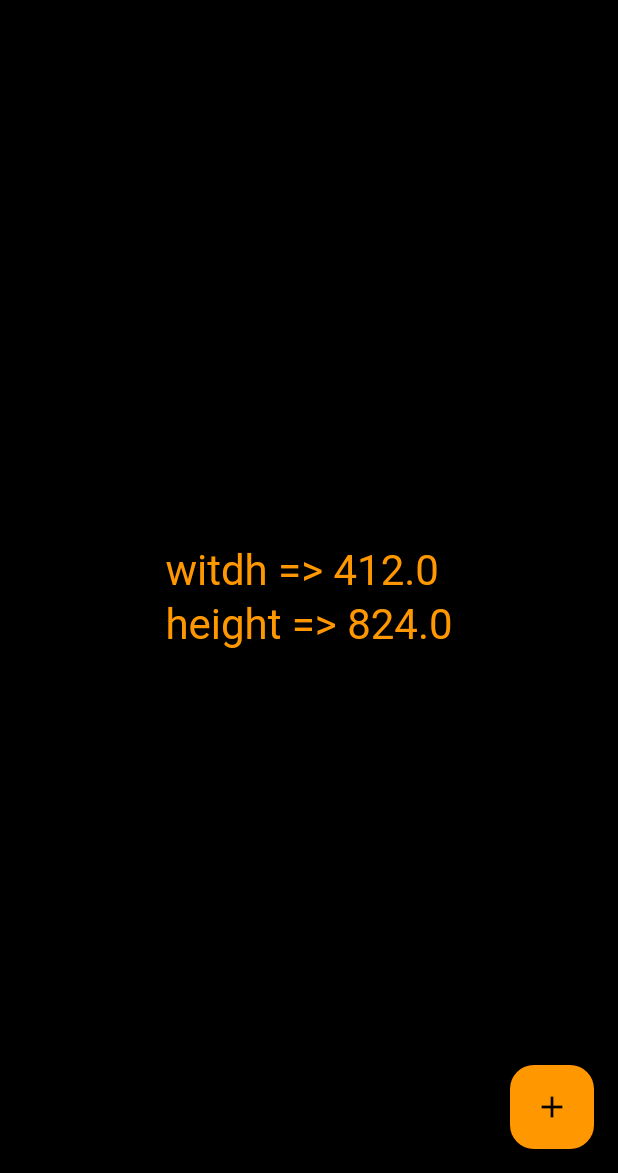
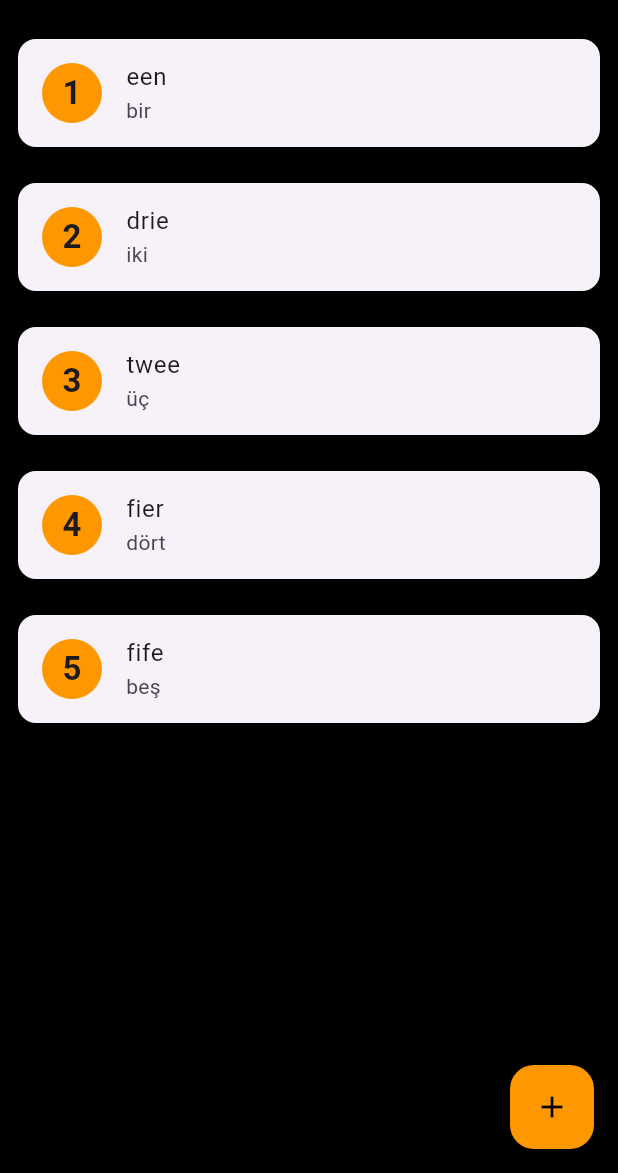
Before and after one commit to yakupbilgen/memorise-dutch-vocabulary, a Flutter app: the screen it shows after launch, after a tap on the "add" icon, on a phone screen of 412 x 824 dp, the part 63-1236 px from its top. Run offline on Flutter 3.47's test engine with Material 2 defaults, Android fonts, the phone set to English and light mode, and no system bars.

Commit message:
loadJson data succed

```diff
--- a/assets/json/vocabulary.json
+++ b/assets/json/vocabulary.json
@@ -1,33 +1,38 @@
 {
     "vocabulary": [
         {
-            "dutch": "1 ik",
-            "english": "I",
-            "turkish": "ben",
+            "id": 1,
+            "dutch": "een",
+            "english": "one",
+            "turkish": "bir",
             "example": "ik kom uit Turkije"
         },
         {
-            "dutch": "2 ik",
-            "english": "I",
-            "turkish": "ben",
+            "id": 2,
+            "dutch": "drie",
+            "english": "two",
+            "turkish": "iki",
             "example": "ik kom uit Turkije"
         },
         {
-            "dutch": "3 ik",
-            "english": "I",
-            "turkish": "ben",
+            "id": 3,
+            "dutch": "twee",
+            "english": "three",
+            "turkish": "üç",
             "example": "ik kom uit Turkije"
         },
         {
-            "dutch": "4 ik",
-            "english": "I",
-            "turkish": "ben",
+            "id": 4,
+            "dutch": "fier",
+            "english": "four",
+            "turkish": "dört",
             "example": "ik kom uit Turkije"
         },
         {
-            "dutch": "5 ik",
-            "english": "I",
-            "turkish": "ben",
+            "id": 5,
+            "dutch": "fife",
+            "english": "five",
+            "turkish": "beş",
             "example": "ik kom uit Turkije"
         }
     ]
--- a/lib/screen/home_screen.dart
+++ b/lib/screen/home_screen.dart
@@ -6,7 +6,6 @@ import 'package:flutter/services.dart';
 import '../constant/app_constant_appbar.dart';
 import '../constant/app_constant_color.dart';
 import '../constant/app_constant_text.dart';
-import '../constant/app_contant_size.dart';
 
 class HomeScren extends StatefulWidget {
   const HomeScren({super.key});
@@ -16,61 +15,59 @@ class HomeScren extends StatefulWidget {
 }
 
 class _HomeScrenState extends State<HomeScren> {
-  late var catalogData;
+  List _myVocabulary = [];
 
-  Future<String> loadData() async {
-    var data = await rootBundle.loadString("assets/json/vocabulary.json");
+  Future<void> readJson() async {
+    var response = await rootBundle.loadString('assets/json/vocabulary.json');
+    final data = await json.decode(response);
+
     setState(() {
-      catalogData = json.decode(data);
+      _myVocabulary = data["vocabulary"];
     });
-    return "success";
   }
 
   @override
   void initState() {
     super.initState();
-    loadData();
+    readJson();
   }
 
   @override
   Widget build(BuildContext context) {
-    final Size deviceSize = MediaQuery.of(context).size;
-
-    var futureBuilder = FutureBuilder(
-        future: loadData(),
-        builder: (context, AsyncSnapshot snapshot) {
-          if (snapshot.connectionState == ConnectionState.waiting) {
-            return const Center(child: CircularProgressIndicator());
-          } else if (snapshot.connectionState == ConnectionState.done) {
-            return Center(
-                child: Text(catalogData.toString(), style: const TextStyle()));
-          } else {
-            return Container();
-          }
-        });
+    //final Size deviceSize = MediaQuery.of(context).size;
 
     return Scaffold(
       appBar: appAppBar(context, AppConstantText.appBarTitle, false, true),
       backgroundColor: AppConstantColor.bgColor,
-      body: Container(
-        padding: const EdgeInsets.only(
-            left: AppConstantSize.defaultPadding,
-            right: AppConstantSize.defaultPadding),
-        child: Center(
-          child: Text(
-              'witdh => ${deviceSize.width}\nheight => ${deviceSize.height}',
-              style: Theme.of(context)
-                  .textTheme
-                  .headline4
-                  ?.copyWith(color: Colors.orange)),
-        ),
-      ),
-      // body: Center(
-      //   child: Text(catalogData.toString()),
-      // ),
+      body: _myVocabulary.isNotEmpty
+          ? ListView.builder(
+              itemCount: _myVocabulary.length,
+              itemBuilder: (context, index) {
+                return Card(
+                  key: ValueKey(_myVocabulary[index]['id']),
+                  margin: const EdgeInsets.all(12.0),
+                  child: ListTile(
+                    leading: CircleAvatar(
+                      backgroundColor: AppConstantColor.iconColor,
+                      child: Text(_myVocabulary[index]["id"].toString(),
+                          style: Theme.of(context)
+                              .textTheme
+                              .headline6
+                              ?.copyWith(fontWeight: FontWeight.bold)),
+                    ),
+                    title: Text(_myVocabulary[index]["dutch"]),
+                    subtitle: Text(_myVocabulary[index]["turkish"]),
+                  ),
+                );
+              })
+          : const Center(
+              child: Text("Loading data"),
+            ),
       floatingActionButton: FloatingActionButton(
         onPressed: () {
-          debugPrint(catalogData.toString());
+          debugPrint("click success");
+          debugPrint('${_myVocabulary.length}');
+          debugPrint("click success");
         },
         backgroundColor: Colors.orange,
         child: const Icon(
--- a/pubspec.yaml
+++ b/pubspec.yaml
@@ -60,8 +60,8 @@ flutter:
   uses-material-design: true
 
   # To add assets to your application, add an assets section, like this:
-  #assets:
-    #- assets/json/vocabulary.json
+  assets:
+    - assets/json/vocabulary.json
 
   # An image asset can refer to one or more resolution-specific "variants", see
   # https://flutter.dev/assets-and-images/#resolution-aware
```
